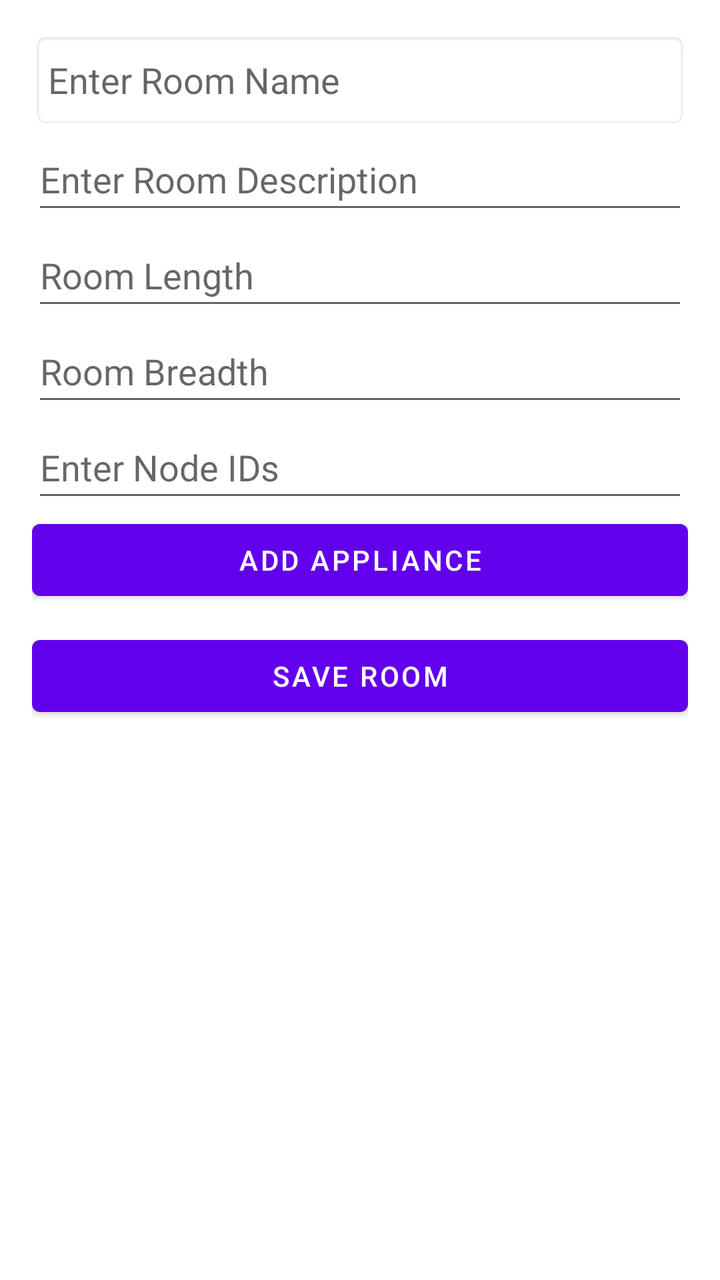
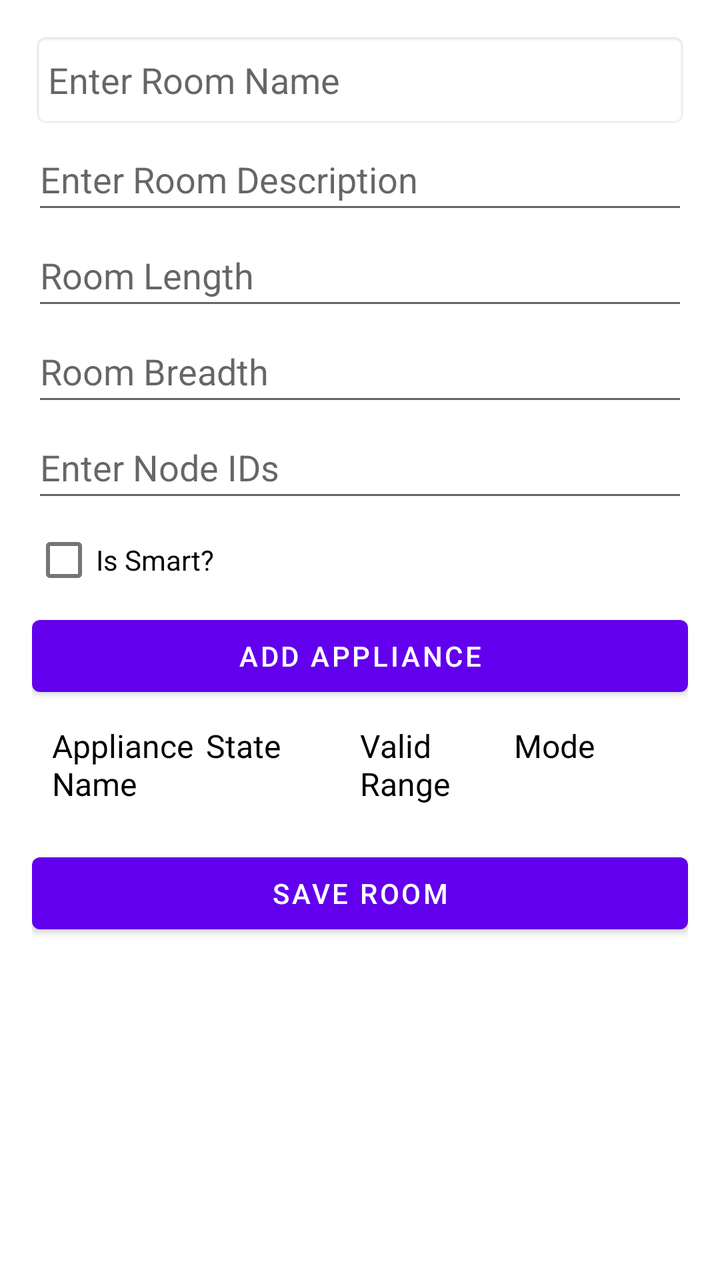

Compare the two renders of this Android layout. The source of the first and the diff that turns it into the second are given below.
<!-- AndroidManifest.xml: application theme Theme.MyApp -->
<!-- res/layout/fragment_room_details.xml -->
<LinearLayout xmlns:android="http://schemas.android.com/apk/res/android"
    android:orientation="vertical"
    android:layout_width="match_parent"
    android:layout_height="match_parent"
    android:padding="16dp">


    <EditText
        android:id="@+id/inputRoomName"
        android:layout_width="match_parent"
        android:layout_height="wrap_content"
        android:background="@android:drawable/editbox_background"
        android:hint="Enter Room Name"
        android:minHeight="48dp"
        android:padding="8dp" />

    <EditText
        android:id="@+id/inputRoomDesc"
        android:layout_width="match_parent"
        android:layout_height="wrap_content"
        android:hint="Enter Room Description"
        android:minHeight="48dp" />


    <EditText
        android:id="@+id/inputLength"
        android:layout_width="match_parent"
        android:layout_height="wrap_content"
        android:hint="Room Length"
        android:inputType="numberDecimal"
        android:minHeight="48dp" />

    <EditText
        android:id="@+id/inputBreadth"
        android:layout_width="match_parent"
        android:layout_height="wrap_content"
        android:hint="Room Breadth"
        android:inputType="numberDecimal"
        android:minHeight="48dp" />

    <EditText
        android:id="@+id/inputNodeIds"
        android:layout_width="match_parent"
        android:layout_height="wrap_content"
        android:hint="Enter Node IDs"
        android:inputType="text"
        android:minHeight="48dp" />

    <Button
        android:id="@+id/btnAddAppliance"
        android:layout_width="match_parent"
        android:layout_height="wrap_content"
        android:text="Add Appliance"/>

    <androidx.recyclerview.widget.RecyclerView
        android:id="@+id/recyclerViewAppliances"
        android:layout_width="match_parent"
        android:layout_height="wrap_content"
        android:paddingTop="10dp"/>

    <Button
        android:id="@+id/btnSave"
        android:layout_width="match_parent"
        android:layout_height="wrap_content"
        android:text="Save Room"/>
</LinearLayout>
<!-- resources referenced by this layout -->
<resources>
  <style name="Theme.MyApp" parent="Theme.MaterialComponents.DayNight.DarkActionBar">
                  
                  <item name="colorPrimary">@color/purple_500</item>
                  <item name="colorPrimaryVariant">@color/purple_700</item>
                  <item name="colorOnPrimary">@color/white</item>
                  
                  <item name="colorSecondary">@color/teal_200</item>
                  <item name="colorSecondaryVariant">@color/teal_700</item>
                  <item name="colorOnSecondary">@color/black</item>
                  
                  <item name="android:statusBarColor" tools:targetApi="l">@android:color/transparent</item>
                  
          </style>
  <color name="purple_500">#FF6200EE</color>
  <color name="purple_700">#FF3700B3</color>
  <color name="white">#FFFFFFFF</color>
  <color name="teal_200">#FF03DAC5</color>
  <color name="teal_700">#FF018786</color>
  <color name="black">#FF000000</color>
</resources>

<!-- the commit's change to res/layout/fragment_room_details.xml (unified diff, before → after) -->
@@ -45,12 +45,65 @@
         android:hint="Enter Node IDs"
         android:inputType="text"
         android:minHeight="48dp" />
+    <CheckBox
+        android:id="@+id/checkboxIsSmart"
+        android:layout_width="wrap_content"
+        android:layout_height="wrap_content"
+        android:text="Is Smart?"
+        android:paddingTop="8dp"
+        android:paddingBottom="8dp"/>
 
     <Button
         android:id="@+id/btnAddAppliance"
         android:layout_width="match_parent"
         android:layout_height="wrap_content"
         android:text="Add Appliance"/>
+
+    <LinearLayout xmlns:android="http://schemas.android.com/apk/res/android"
+        android:layout_width="match_parent"
+        android:layout_height="wrap_content"
+        android:orientation="horizontal"
+        android:padding="10dp">
+
+        <TextView
+            android:id="@+id/applianceName"
+            android:layout_width="0dp"
+            android:layout_height="wrap_content"
+            android:layout_weight="1"
+            android:textSize="16sp"
+            android:textColor="@android:color/black"
+            android:text="Appliance Name" />
+
+        <TextView
+            android:id="@+id/applianceState"
+            android:layout_width="0dp"
+            android:layout_height="wrap_content"
+            android:layout_weight="1"
+            android:textSize="16sp"
+            android:textColor="@android:color/black"
+            android:text="State" />
+
+        <TextView
+            android:id="@+id/applianceRange"
+            android:layout_width="0dp"
+            android:layout_height="wrap_content"
+            android:layout_weight="1"
+            android:textSize="16sp"
+            android:textColor="@android:color/black"
+            android:layout_gravity="left"
+            android:text="Valid Range" />
+
+        <TextView
+            android:id="@+id/applianceMode"
+            android:layout_width="0dp"
+            android:layout_height="wrap_content"
+            android:layout_weight="1"
+            android:textSize="16sp"
+            android:textColor="@android:color/black"
+            android:layout_gravity="right"
+            android:text="Mode" />
+    </LinearLayout>
+
 
     <androidx.recyclerview.widget.RecyclerView
         android:id="@+id/recyclerViewAppliances"
